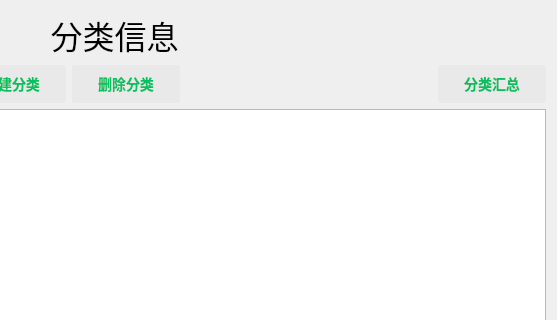
Above: ui/HomeWealth/page/page_category/page_category.ui from sAkuraOfficial/HomeWealth before the change; both pictures show x 328 to 885 and y 0 to 320 of the 885 by 673 pixel window. Below: the same form after it.
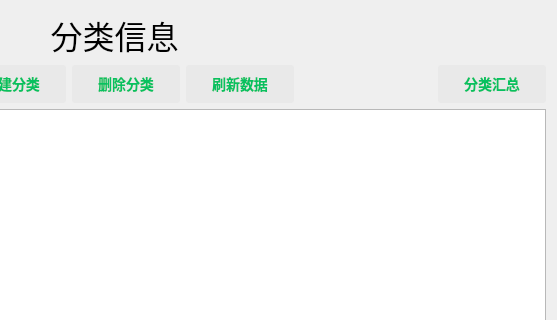
That is the form after the change. The open tabs and pages were chosen to show the change. Custom widgets are drawn as their Qt base class.

What changed in the file:
```diff
--- a/ui/HomeWealth/page/page_category/page_category.ui
+++ b/ui/HomeWealth/page/page_category/page_category.ui
@@ -176,6 +176,22 @@
            </property>
           </widget>
          </item>
+         <item>
+          <widget class="QPushButton" name="pushButton_refresh_category">
+           <property name="font">
+            <font>
+             <pointsize>-1</pointsize>
+             <bold>true</bold>
+            </font>
+           </property>
+           <property name="styleSheet">
+            <string notr="true"/>
+           </property>
+           <property name="text">
+            <string>刷新数据</string>
+           </property>
+          </widget>
+         </item>
          <item>
           <spacer name="horizontalSpacer">
            <property name="orientation">
```
Left out of the diff: 2 changed lines with no effect on the pictures.
